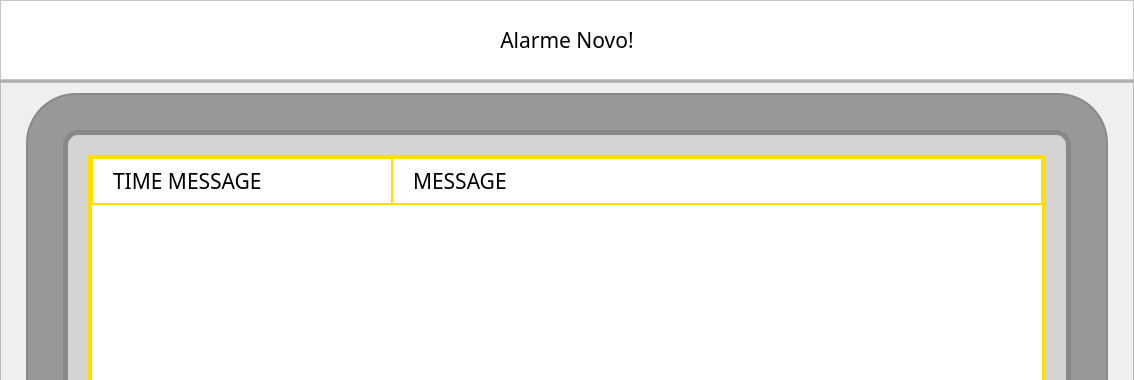
Before: the Qt Designer form pyqt/ui/alarm_dialog.ui in MayconTechnoFlex/sousmile, drawn with Qt 5; both pictures show x 0 to 1134 and y 0 to 380 of the 1134 by 652 pixel window.
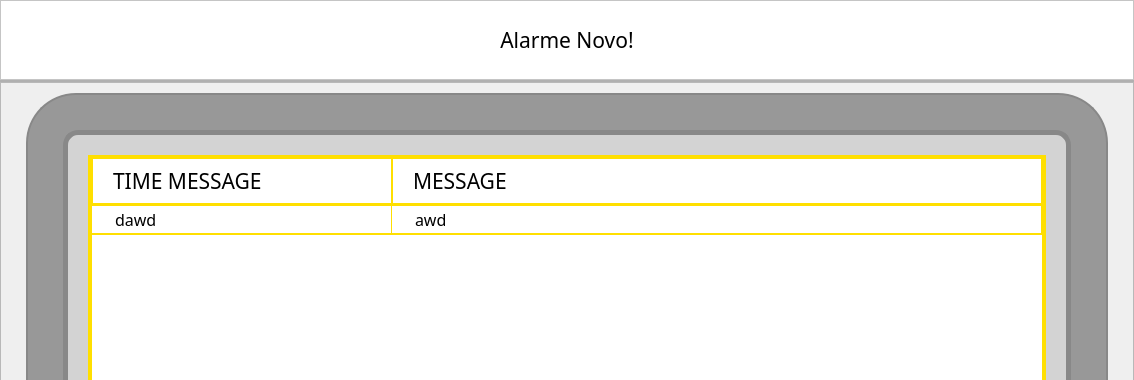
After: the same form once the commit is applied.

```diff
--- a/pyqt/ui/alarm_dialog.ui
+++ b/pyqt/ui/alarm_dialog.ui
@@ -267,7 +267,7 @@
 QTableWidget::item {
 	border: 1px solid #ffdf00;
 	border-right: 0; border-left: 0;
-	padding: 0 20;
+	padding: 0 0 0 20;
 }
 
 QTableWidget::item:selected{
@@ -290,7 +290,7 @@
                   <bool>true</bool>
                  </property>
                  <property name="rowCount">
-                  <number>0</number>
+                  <number>1</number>
                  </property>
                  <property name="columnCount">
                   <number>2</number>
@@ -319,6 +319,11 @@
                  <attribute name="verticalHeaderShowSortIndicator" stdset="0">
                   <bool>true</bool>
                  </attribute>
+                 <row>
+                  <property name="text">
+                   <string>New Row</string>
+                  </property>
+                 </row>
                  <column>
                   <property name="text">
                    <string>TIME MESSAGE</string>
@@ -347,6 +352,16 @@
                    <set>AlignLeading|AlignVCenter</set>
                   </property>
                  </column>
+                 <item row="0" column="0">
+                  <property name="text">
+                   <string>dawd</string>
+                  </property>
+                 </item>
+                 <item row="0" column="1">
+                  <property name="text">
+                   <string>awd</string>
+                  </property>
+                 </item>
                 </widget>
                </item>
               </layout>
```
Left out of the diff: 4 changed lines with no effect on the pictures.
